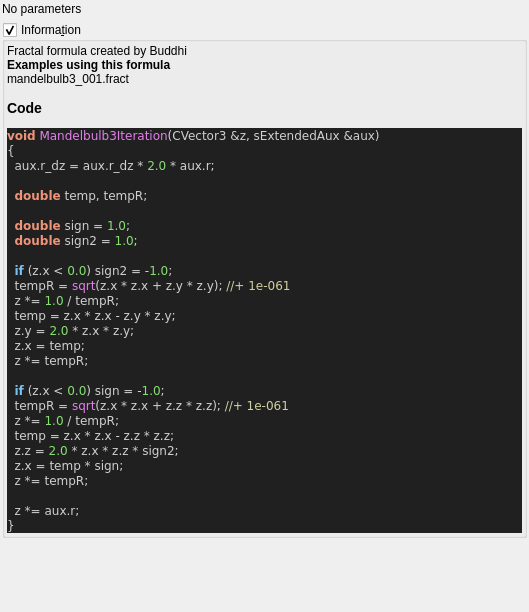
The window that mandelbulber2/formula/ui/fractal_mandelbulb3.ui (buddhi1980/mandelbulber2) describes before a commit, drawn with Qt 5.
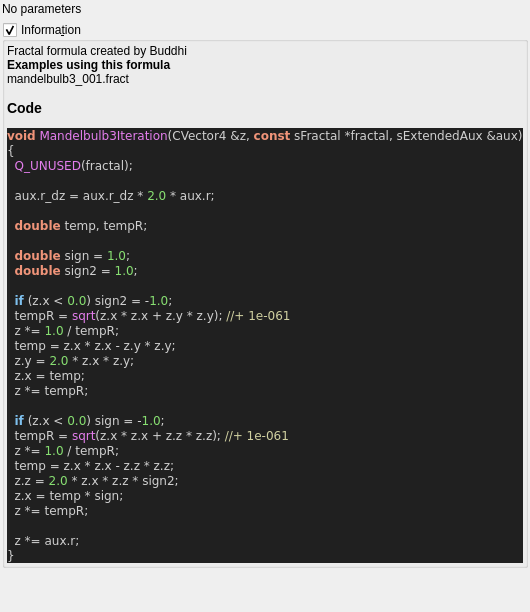
The same window after the commit. Custom widgets are drawn as their Qt base class.

Patch:
```diff
--- a/mandelbulber2/formula/ui/fractal_mandelbulb3.ui
+++ b/mandelbulber2/formula/ui/fractal_mandelbulb3.ui
@@ -67,8 +67,10 @@
 &lt;/table&gt;
 &lt;br&gt;&lt;b&gt;Examples using this formula&lt;/b&gt;&lt;br&gt;mandelbulb3_001.fract&lt;h3&gt;Code&lt;/h3&gt;
 &lt;body style=&quot;background-color:#202020&quot;&gt;
-&lt;pre style=&quot;color:#d0d0d0; background-color:#202020;  font-family:'Courier New',monospace;&quot;&gt;&lt;span style=&quot;color:#f09479; font-weight:bold&quot;&gt;void&lt;/span&gt; &lt;span style=&quot;color:#e47eed&quot;&gt;Mandelbulb3Iteration&lt;/span&gt;&lt;span style=&quot;color:#d0d0d0&quot;&gt;(&lt;/span&gt;CVector3 &lt;span style=&quot;color:#d0d0d0&quot;&gt;&amp;amp;&lt;/span&gt;z&lt;span style=&quot;color:#d0d0d0&quot;&gt;,&lt;/span&gt; sExtendedAux &lt;span style=&quot;color:#d0d0d0&quot;&gt;&amp;amp;&lt;/span&gt;aux&lt;span style=&quot;color:#d0d0d0&quot;&gt;)&lt;/span&gt;
+&lt;pre style=&quot;color:#d0d0d0; background-color:#202020;  font-family:'Courier New',monospace;&quot;&gt;&lt;span style=&quot;color:#f09479; font-weight:bold&quot;&gt;void&lt;/span&gt; &lt;span style=&quot;color:#e47eed&quot;&gt;Mandelbulb3Iteration&lt;/span&gt;&lt;span style=&quot;color:#d0d0d0&quot;&gt;(&lt;/span&gt;CVector4 &lt;span style=&quot;color:#d0d0d0&quot;&gt;&amp;amp;&lt;/span&gt;z&lt;span style=&quot;color:#d0d0d0&quot;&gt;,&lt;/span&gt; &lt;span style=&quot;color:#f09479; font-weight:bold&quot;&gt;const&lt;/span&gt; sFractal &lt;span style=&quot;color:#d0d0d0&quot;&gt;*&lt;/span&gt;fractal&lt;span style=&quot;color:#d0d0d0&quot;&gt;,&lt;/span&gt; sExtendedAux &lt;span style=&quot;color:#d0d0d0&quot;&gt;&amp;amp;&lt;/span&gt;aux&lt;span style=&quot;color:#d0d0d0&quot;&gt;)&lt;/span&gt;
 &lt;span style=&quot;color:#d0d0d0&quot;&gt;{&lt;/span&gt;
+  &lt;span style=&quot;color:#e47eed&quot;&gt;Q_UNUSED&lt;/span&gt;&lt;span style=&quot;color:#d0d0d0&quot;&gt;(&lt;/span&gt;fractal&lt;span style=&quot;color:#d0d0d0&quot;&gt;);&lt;/span&gt;
+
   aux&lt;span style=&quot;color:#d0d0d0&quot;&gt;.&lt;/span&gt;r_dz &lt;span style=&quot;color:#d0d0d0&quot;&gt;=&lt;/span&gt; aux&lt;span style=&quot;color:#d0d0d0&quot;&gt;.&lt;/span&gt;r_dz &lt;span style=&quot;color:#d0d0d0&quot;&gt;*&lt;/span&gt; &lt;span style=&quot;color:#87df71&quot;&gt;2.0&lt;/span&gt; &lt;span style=&quot;color:#d0d0d0&quot;&gt;*&lt;/span&gt; aux&lt;span style=&quot;color:#d0d0d0&quot;&gt;.&lt;/span&gt;r&lt;span style=&quot;color:#d0d0d0&quot;&gt;;&lt;/span&gt;
 
   &lt;span style=&quot;color:#f09479; font-weight:bold&quot;&gt;double&lt;/span&gt; temp&lt;span style=&quot;color:#d0d0d0&quot;&gt;,&lt;/span&gt; tempR&lt;span style=&quot;color:#d0d0d0&quot;&gt;;&lt;/span&gt;
```
